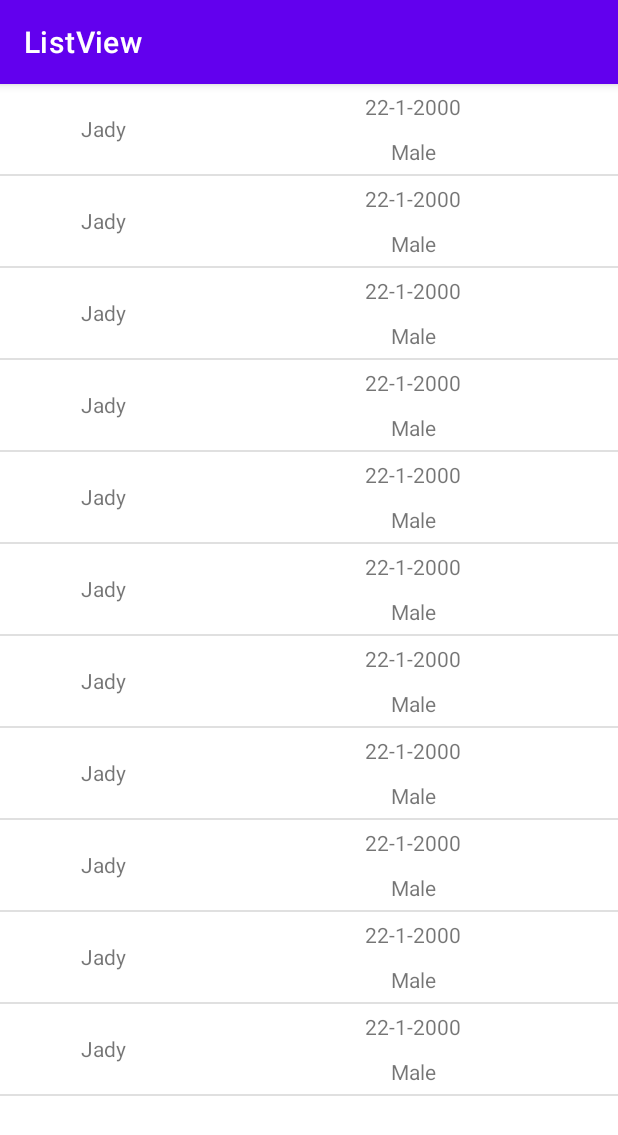
After one commit to Shivamsharma21/ListView, an Android app: the CustomListView screen opened directly, with no data from a screen before it, on a phone screen of 412 x 824 dp. The commit adds this screen. Shown: the top 1135 px of the screen. Run offline under Robolectric (Android 15) with nearby library versions, the phone set to English and light mode, and no system bars.

Commit message:
Custom List View Is Created

```diff
--- a/app/src/main/AndroidManifest.xml
+++ b/app/src/main/AndroidManifest.xml
@@ -9,6 +9,7 @@
         android:roundIcon="@mipmap/ic_launcher_round"
         android:supportsRtl="true"
         android:theme="@style/Theme.ListView">
+        <activity android:name=".CustomListView"></activity>
         <activity android:name=".MainActivity">
             <intent-filter>
                 <action android:name="android.intent.action.MAIN" />
--- /dev/null
+++ b/app/src/main/java/com/example/listview/CustomListView.java
@@ -0,0 +1,47 @@
+package com.example.listview;
+
+import androidx.appcompat.app.AppCompatActivity;
+
+import android.os.Bundle;
+import android.widget.ArrayAdapter;
+import android.widget.ListView;
+
+import java.util.ArrayList;
+
+public class CustomListView extends AppCompatActivity {
+
+    @Override
+    protected void onCreate(Bundle savedInstanceState) {
+        super.onCreate(savedInstanceState);
+        setContentView(R.layout.activity_custom_list_view);
+        ListView listView = findViewById(R.id.clistview);
+        Person jady = new Person("Jady","22-1-2000","Male");
+        Person freed = new Person("Jady","22-1-2000","Male");
+        Person jhon = new Person("Jady","22-1-2000","Male");
+        Person balke = new Person("Jady","22-1-2000","Male");
+        Person michale = new Person("Jady","22-1-2000","Male");
+        Person jacy = new Person("Jady","22-1-2000","Male");
+        Person mialan = new Person("Jady","22-1-2000","Male");
+        Person steve = new Person("Jady","22-1-2000","Male");
+        Person july = new Person("Jady","22-1-2000","Male");
+        Person karen = new Person("Jady","22-1-2000","Male");
+        Person james = new Person("Jady","22-1-2000","Male");
+
+
+        ArrayList<Person> personArrayList = new ArrayList<>();
+        personArrayList.add(jady);
+        personArrayList.add(freed);
+        personArrayList.add(jhon);
+        personArrayList.add(balke);
+        personArrayList.add(michale);
+        personArrayList.add(jacy);
+        personArrayList.add(mialan);
+        personArrayList.add(steve);
+        personArrayList.add(july);
+        personArrayList.add(karen);
+        personArrayList.add(james);
+
+        PersonListAdapter personListAdapter = new PersonListAdapter(this,R.layout.adapter_view_list,personArrayList);
+        listView.setAdapter(personListAdapter);
+    }
+}
--- a/app/src/main/java/com/example/listview/MainActivity.java
+++ b/app/src/main/java/com/example/listview/MainActivity.java
@@ -2,15 +2,18 @@ package com.example.listview;
 
 import androidx.appcompat.app.AppCompatActivity;
 
+import android.content.Intent;
 import android.os.Bundle;
 import android.view.View;
 import android.widget.AdapterView;
 import android.widget.ArrayAdapter;
+import android.widget.Button;
 import android.widget.ListView;
 import android.widget.Toast;
 
 public class MainActivity extends AppCompatActivity {
 
+    Button seeCustomListview;
 
     ListView listView;
 
@@ -20,10 +23,19 @@ public class MainActivity extends AppCompatActivity {
         setContentView(R.layout.activity_main);
 
         listView = findViewById(R.id.listview);
+        seeCustomListview = findViewById(R.id.seecustomlistview);
 
         String []list = {"Tokyo","New York","London","Amsterdam","Taipei","Moscow",
                 "Brasilia","Zurik","France","Tibet","Siberia","South Africa",
                 "Ottawa","Seoul","Riyadh","Canberra","Paris","Denmark"};
+
+        seeCustomListview.setOnClickListener(new View.OnClickListener() {
+            @Override
+            public void onClick(View v) {
+                Intent intent = new Intent(MainActivity.this,CustomListView.class);
+                startActivity(intent);
+            }
+        });
 
         ArrayAdapter<String>adapter = new ArrayAdapter<>(MainActivity.this, android.R.layout.simple_list_item_1,list);
 
@@ -36,6 +48,7 @@ public class MainActivity extends AppCompatActivity {
             }
         });
 
+
     }
 
 
--- /dev/null
+++ b/app/src/main/java/com/example/listview/Person.java
@@ -0,0 +1,38 @@
+package com.example.listview;
+
+public class Person {
+
+    private  String name;
+     private  String birthday;
+     private String Sex;
+
+    public Person(String name, String birthday, String sex) {
+        this.name = name;
+        this.birthday = birthday;
+        Sex = sex;
+    }
+
+    public String getName() {
+        return name;
+    }
+
+    public void setName(String name) {
+        this.name = name;
+    }
+
+    public String getBirthday() {
+        return birthday;
+    }
+
+    public void setBirthday(String birthday) {
+        this.birthday = birthday;
+    }
+
+    public String getSex() {
+        return Sex;
+    }
+
+    public void setSex(String sex) {
+        Sex = sex;
+    }
+}
--- /dev/null
+++ b/app/src/main/java/com/example/listview/PersonListAdapter.java
@@ -0,0 +1,52 @@
+package com.example.listview;
+
+import android.content.Context;
+import android.view.LayoutInflater;
+import android.view.View;
+import android.view.ViewGroup;
+import android.widget.ArrayAdapter;
+import android.widget.TextView;
+
+import androidx.annotation.NonNull;
+import androidx.annotation.Nullable;
+
+import java.util.ArrayList;
+import java.util.List;
+
+public class PersonListAdapter extends ArrayAdapter<Person> {
+
+    Context mcontext;
+    int mResource;
+
+    public PersonListAdapter(@NonNull Context context, int resource, @NonNull ArrayList <Person> objects) {
+        super(context, resource, objects);
+    mcontext =context;
+    mResource = resource;
+    }
+
+    @NonNull
+    @Override
+    public View getView(int position, @Nullable View convertView, @NonNull ViewGroup parent) {
+
+        String name = getItem(position).getName();
+        String birthday = getItem(position).getBirthday();
+        String sex = getItem(position).getSex();
+
+        Person person = new Person(name,birthday,sex);
+
+        LayoutInflater inflater = LayoutInflater.from(mcontext);
+        convertView =inflater.inflate(mResource,parent,false);
+
+        TextView tvname = convertView.findViewById(R.id.person_Name);
+        TextView tvbdy = convertView.findViewById(R.id.person_bdy);
+        TextView tvsex = convertView.findViewById(R.id.person_sex);
+
+        tvname.setText(name);
+        tvbdy.setText(birthday);
+        tvsex.setText(sex);
+
+        return convertView;
+            }
+
+
+}
--- /dev/null
+++ b/app/src/main/res/layout/activity_custom_list_view.xml
@@ -0,0 +1,15 @@
+<?xml version="1.0" encoding="utf-8"?>
+<LinearLayout xmlns:android="http://schemas.android.com/apk/res/android"
+    xmlns:app="http://schemas.android.com/apk/res-auto"
+    xmlns:tools="http://schemas.android.com/tools"
+    android:layout_width="match_parent"
+    android:layout_height="match_parent"
+    tools:context=".CustomListView"
+    android:weightSum="100">
+
+
+    <ListView
+        android:id="@+id/clistview"
+        android:layout_width="match_parent"
+        android:layout_height="match_parent" />
+</LinearLayout>
--- a/app/src/main/res/layout/activity_main.xml
+++ b/app/src/main/res/layout/activity_main.xml
@@ -1,10 +1,11 @@
 <?xml version="1.0" encoding="utf-8"?>
-<androidx.constraintlayout.widget.ConstraintLayout xmlns:android="http://schemas.android.com/apk/res/android"
+<LinearLayout xmlns:android="http://schemas.android.com/apk/res/android"
     xmlns:app="http://schemas.android.com/apk/res-auto"
     xmlns:tools="http://schemas.android.com/tools"
     android:layout_width="match_parent"
     android:layout_height="match_parent"
-    tools:context=".MainActivity">
+    tools:context=".MainActivity"
+    android:orientation="vertical">
 
     <ListView
         android:id="@+id/listview"
@@ -13,5 +14,15 @@
         app:layout_constraintBottom_toBottomOf="parent"
         app:layout_constraintEnd_toEndOf="parent"
         app:layout_constraintStart_toStartOf="parent"
-        app:layout_constraintTop_toTopOf="parent" />
-</androidx.constraintlayout.widget.ConstraintLayout>
+        app:layout_constraintTop_toTopOf="parent"
+        android:layout_weight="1"
+        />
+    <Button
+        android:id="@+id/seecustomlistview"
+        android:layout_width="wrap_content"
+        android:layout_height="wrap_content"
+        android:text="Click"
+        >
+
+    </Button>
+</LinearLayout>
--- /dev/null
+++ b/app/src/main/res/layout/adapter_view_list.xml
@@ -0,0 +1,47 @@
+<?xml version="1.0" encoding="utf-8"?>
+
+<LinearLayout xmlns:android="http://schemas.android.com/apk/res/android"
+xmlns:app="http://schemas.android.com/apk/res-auto"
+xmlns:tools="http://schemas.android.com/tools"
+android:layout_width="match_parent"
+android:layout_height="match_parent"
+tools:context=".CustomListView"
+android:weightSum="100">
+
+<TextView
+    android:id="@+id/person_Name"
+    android:layout_width="match_parent"
+    android:layout_height="60dp"
+    android:textAlignment="center"
+    android:gravity="center"
+    android:layout_weight="66.66"
+    android:text="TextView">
+
+</TextView>
+<LinearLayout
+    android:orientation="vertical"
+    android:layout_weight="33.3"
+    android:layout_width="match_parent"
+    android:layout_height="60dp">
+
+    <TextView
+        android:id="@+id/person_bdy"
+        android:layout_width="match_parent"
+        android:layout_height="30dp"
+        android:text="TextView"
+        android:gravity="center"
+        >
+
+    </TextView>
+
+    <TextView
+        android:id="@+id/person_sex"
+        android:layout_width="match_parent"
+        android:layout_height="30dp"
+        android:text="TextView"
+        android:gravity="center">
+
+    </TextView>
+
+            </LinearLayout>
+</LinearLayout>
```
